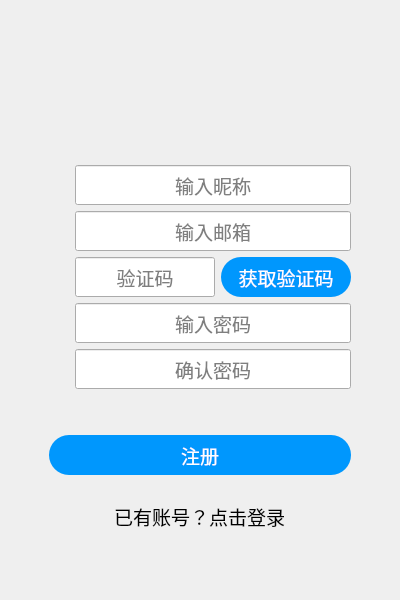
ming0725/NetherLink, file ui/Window/Register.ui: the form before one commit.
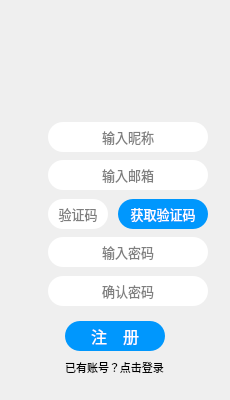
The form after the commit. Icons and pictures are not drawn.

The edit to the form file:
```diff
--- a/ui/Window/Register.ui
+++ b/ui/Window/Register.ui
@@ -1,25 +1,25 @@
 <?xml version="1.0" encoding="UTF-8"?>
 <ui version="4.0">
  <class>Register</class>
- <widget class="QMainWindow" name="Register">
+ <widget class="QWidget" name="Register">
   <property name="geometry">
    <rect>
     <x>0</x>
     <y>0</y>
-    <width>400</width>
-    <height>600</height>
+    <width>230</width>
+    <height>400</height>
    </rect>
   </property>
   <property name="minimumSize">
    <size>
-    <width>400</width>
-    <height>600</height>
+    <width>230</width>
+    <height>400</height>
    </size>
   </property>
   <property name="maximumSize">
    <size>
-    <width>400</width>
-    <height>600</height>
+    <width>230</width>
+    <height>400</height>
    </size>
   </property>
   <property name="windowTitle">
@@ -39,27 +39,180 @@
         );
 }</string>
   </property>
-  <widget class="QWidget" name="centralwidget">
+  <layout class="QGridLayout" name="gridLayout_3">
+   <item row="0" column="0">
    <layout class="QGridLayout" name="gridLayout_2">
     <item row="0" column="0">
      <layout class="QGridLayout" name="gridLayout">
-      <item row="10" column="1" colspan="4" alignment="Qt::AlignmentFlag::AlignHCenter|Qt::AlignmentFlag::AlignVCenter">
-       <widget class="QPushButton" name="loginButton">
+       <item row="5" column="4" colspan="2" alignment="Qt::AlignmentFlag::AlignRight|Qt::AlignmentFlag::AlignVCenter">
+        <widget class="QPushButton" name="btn_captcha">
+         <property name="sizePolicy">
+          <sizepolicy hsizetype="Preferred" vsizetype="Fixed">
+           <horstretch>0</horstretch>
+           <verstretch>0</verstretch>
+          </sizepolicy>
+         </property>
+         <property name="minimumSize">
+          <size>
+           <width>90</width>
+           <height>30</height>
+          </size>
+         </property>
+         <property name="maximumSize">
+          <size>
+           <width>90</width>
+           <height>30</height>
+          </size>
+         </property>
+         <property name="font">
+          <font>
+           <pointsize>10</pointsize>
+          </font>
+         </property>
+         <property name="styleSheet">
+          <string notr="true">color: rgb(255, 255, 255);
+background-color: #0097fd;
+border-radius: 15px;
+</string>
+         </property>
+         <property name="text">
+          <string>获取验证码</string>
+         </property>
+        </widget>
+       </item>
+       <item row="3" column="2" alignment="Qt::AlignmentFlag::AlignRight|Qt::AlignmentFlag::AlignVCenter">
+        <widget class="QLabel" name="label">
+         <property name="minimumSize">
+          <size>
+           <width>20</width>
+           <height>20</height>
+          </size>
+         </property>
+         <property name="maximumSize">
+          <size>
+           <width>20</width>
+           <height>20</height>
+          </size>
+         </property>
+         <property name="text">
+          <string/>
+         </property>
+         <property name="pixmap">
+          <pixmap resource="../../res/res.qrc">:/icon/skull.png</pixmap>
+         </property>
+         <property name="scaledContents">
+          <bool>true</bool>
+         </property>
+        </widget>
+       </item>
+       <item row="7" column="3" colspan="3" alignment="Qt::AlignmentFlag::AlignLeft|Qt::AlignmentFlag::AlignVCenter">
+        <widget class="QLineEdit" name="edit_confirmPassword">
+         <property name="minimumSize">
+          <size>
+           <width>160</width>
+           <height>30</height>
+          </size>
+         </property>
+         <property name="maximumSize">
+          <size>
+           <width>160</width>
+           <height>30</height>
+          </size>
+         </property>
+         <property name="font">
+          <font>
+           <pointsize>10</pointsize>
+          </font>
+         </property>
+         <property name="styleSheet">
+          <string notr="true">border-radius: 15px;</string>
+         </property>
+         <property name="echoMode">
+          <enum>QLineEdit::EchoMode::Password</enum>
+         </property>
+         <property name="alignment">
+          <set>Qt::AlignmentFlag::AlignCenter</set>
+         </property>
+         <property name="placeholderText">
+          <string>确认密码</string>
+         </property>
+        </widget>
+       </item>
+       <item row="6" column="3" colspan="3" alignment="Qt::AlignmentFlag::AlignLeft|Qt::AlignmentFlag::AlignVCenter">
+        <widget class="QLineEdit" name="edit_password">
+         <property name="minimumSize">
+          <size>
+           <width>160</width>
+           <height>30</height>
+          </size>
+         </property>
+         <property name="maximumSize">
+          <size>
+           <width>160</width>
+           <height>30</height>
+          </size>
+         </property>
+         <property name="font">
+          <font>
+           <pointsize>10</pointsize>
+          </font>
+         </property>
+         <property name="styleSheet">
+          <string notr="true">border-radius: 15px;</string>
+         </property>
+         <property name="echoMode">
+          <enum>QLineEdit::EchoMode::Password</enum>
+         </property>
+         <property name="alignment">
+          <set>Qt::AlignmentFlag::AlignCenter</set>
+         </property>
+         <property name="placeholderText">
+          <string>输入密码</string>
+         </property>
+        </widget>
+       </item>
+       <item row="4" column="2" alignment="Qt::AlignmentFlag::AlignRight|Qt::AlignmentFlag::AlignVCenter">
+        <widget class="QLabel" name="label_2">
+         <property name="minimumSize">
+          <size>
+           <width>20</width>
+           <height>20</height>
+          </size>
+         </property>
+         <property name="maximumSize">
+          <size>
+           <width>20</width>
+           <height>20</height>
+          </size>
+         </property>
+         <property name="text">
+          <string/>
+         </property>
+         <property name="pixmap">
+          <pixmap resource="../../res/res.qrc">:/icon/skull.png</pixmap>
+         </property>
+         <property name="scaledContents">
+          <bool>true</bool>
+         </property>
+        </widget>
+       </item>
+       <item row="10" column="1" colspan="6" alignment="Qt::AlignmentFlag::AlignHCenter|Qt::AlignmentFlag::AlignTop">
+        <widget class="QPushButton" name="btn_login">
         <property name="minimumSize">
          <size>
           <width>0</width>
-          <height>30</height>
+           <height>20</height>
          </size>
         </property>
         <property name="maximumSize">
          <size>
           <width>16777215</width>
-          <height>30</height>
+           <height>20</height>
          </size>
         </property>
         <property name="font">
          <font>
-          <pointsize>14</pointsize>
+           <pointsize>8</pointsize>
          </font>
         </property>
         <property name="styleSheet">
@@ -73,23 +226,234 @@
         </property>
        </widget>
       </item>
-      <item row="0" column="1" colspan="4">
-       <spacer name="verticalSpacer">
+       <item row="4" column="3" colspan="3" alignment="Qt::AlignmentFlag::AlignLeft|Qt::AlignmentFlag::AlignVCenter">
+        <widget class="QLineEdit" name="edit_email">
+         <property name="minimumSize">
+          <size>
+           <width>160</width>
+           <height>30</height>
+          </size>
+         </property>
+         <property name="maximumSize">
+          <size>
+           <width>160</width>
+           <height>30</height>
+          </size>
+         </property>
+         <property name="font">
+          <font>
+           <pointsize>10</pointsize>
+          </font>
+         </property>
+         <property name="styleSheet">
+          <string notr="true">border-radius: 15px;</string>
+         </property>
+         <property name="alignment">
+          <set>Qt::AlignmentFlag::AlignCenter</set>
+         </property>
+         <property name="placeholderText">
+          <string>输入邮箱</string>
+         </property>
+        </widget>
+       </item>
+       <item row="7" column="2" alignment="Qt::AlignmentFlag::AlignRight|Qt::AlignmentFlag::AlignVCenter">
+        <widget class="QLabel" name="label_5">
+         <property name="minimumSize">
+          <size>
+           <width>20</width>
+           <height>20</height>
+          </size>
+         </property>
+         <property name="maximumSize">
+          <size>
+           <width>20</width>
+           <height>20</height>
+          </size>
+         </property>
+         <property name="text">
+          <string/>
+         </property>
+         <property name="pixmap">
+          <pixmap resource="../../res/res.qrc">:/icon/lock.png</pixmap>
+         </property>
+         <property name="scaledContents">
+          <bool>true</bool>
+         </property>
+        </widget>
+       </item>
+       <item row="3" column="6" rowspan="5">
+        <spacer name="horizontalSpacer_4">
         <property name="orientation">
-         <enum>Qt::Orientation::Vertical</enum>
+          <enum>Qt::Orientation::Horizontal</enum>
         </property>
         <property name="sizeType">
-         <enum>QSizePolicy::Policy::Fixed</enum>
+          <enum>QSizePolicy::Policy::Expanding</enum>
         </property>
         <property name="sizeHint" stdset="0">
          <size>
+           <width>40</width>
+           <height>20</height>
+          </size>
+         </property>
+        </spacer>
+       </item>
+       <item row="6" column="2" alignment="Qt::AlignmentFlag::AlignRight|Qt::AlignmentFlag::AlignVCenter">
+        <widget class="QLabel" name="label_4">
+         <property name="minimumSize">
+          <size>
           <width>20</width>
-          <height>40</height>
-         </size>
-        </property>
-       </spacer>
-      </item>
-      <item row="8" column="1" colspan="4">
+           <height>20</height>
+          </size>
+         </property>
+         <property name="maximumSize">
+          <size>
+           <width>20</width>
+           <height>20</height>
+          </size>
+         </property>
+         <property name="text">
+          <string/>
+         </property>
+         <property name="pixmap">
+          <pixmap resource="../../res/res.qrc">:/icon/lock.png</pixmap>
+         </property>
+         <property name="scaledContents">
+          <bool>true</bool>
+         </property>
+        </widget>
+       </item>
+       <item row="5" column="3" alignment="Qt::AlignmentFlag::AlignLeft|Qt::AlignmentFlag::AlignVCenter">
+        <widget class="QLineEdit" name="edit_captcha">
+         <property name="minimumSize">
+          <size>
+           <width>60</width>
+           <height>30</height>
+          </size>
+         </property>
+         <property name="maximumSize">
+          <size>
+           <width>60</width>
+           <height>30</height>
+          </size>
+         </property>
+         <property name="font">
+          <font>
+           <pointsize>10</pointsize>
+          </font>
+         </property>
+         <property name="styleSheet">
+          <string notr="true">border-radius: 15px;</string>
+         </property>
+         <property name="maxLength">
+          <number>6</number>
+         </property>
+         <property name="alignment">
+          <set>Qt::AlignmentFlag::AlignCenter</set>
+         </property>
+         <property name="placeholderText">
+          <string>验证码</string>
+         </property>
+        </widget>
+       </item>
+       <item row="5" column="2" alignment="Qt::AlignmentFlag::AlignRight|Qt::AlignmentFlag::AlignVCenter">
+        <widget class="QLabel" name="label_3">
+         <property name="minimumSize">
+          <size>
+           <width>20</width>
+           <height>20</height>
+          </size>
+         </property>
+         <property name="maximumSize">
+          <size>
+           <width>20</width>
+           <height>20</height>
+          </size>
+         </property>
+         <property name="text">
+          <string/>
+         </property>
+         <property name="pixmap">
+          <pixmap resource="../../res/res.qrc">:/icon/painting.png</pixmap>
+         </property>
+         <property name="scaledContents">
+          <bool>true</bool>
+         </property>
+        </widget>
+       </item>
+       <item row="9" column="1" colspan="6" alignment="Qt::AlignmentFlag::AlignHCenter|Qt::AlignmentFlag::AlignBottom">
+        <widget class="QPushButton" name="btn_register">
+         <property name="minimumSize">
+          <size>
+           <width>100</width>
+           <height>30</height>
+          </size>
+         </property>
+         <property name="maximumSize">
+          <size>
+           <width>100</width>
+           <height>30</height>
+          </size>
+         </property>
+         <property name="font">
+          <font>
+           <pointsize>12</pointsize>
+          </font>
+         </property>
+         <property name="styleSheet">
+          <string notr="true">color: rgb(255, 255, 255);
+background-color: #0097fd;
+border-radius: 15px;
+</string>
+         </property>
+         <property name="text">
+          <string>注　册</string>
+         </property>
+        </widget>
+       </item>
+       <item row="3" column="1" rowspan="5">
+        <spacer name="horizontalSpacer_2">
+         <property name="orientation">
+          <enum>Qt::Orientation::Horizontal</enum>
+         </property>
+         <property name="sizeHint" stdset="0">
+          <size>
+           <width>40</width>
+           <height>20</height>
+          </size>
+         </property>
+        </spacer>
+       </item>
+       <item row="3" column="3" colspan="3" alignment="Qt::AlignmentFlag::AlignLeft|Qt::AlignmentFlag::AlignVCenter">
+        <widget class="QLineEdit" name="edit_userName">
+         <property name="minimumSize">
+          <size>
+           <width>160</width>
+           <height>30</height>
+          </size>
+         </property>
+         <property name="maximumSize">
+          <size>
+           <width>160</width>
+           <height>30</height>
+          </size>
+         </property>
+         <property name="font">
+          <font>
+           <pointsize>10</pointsize>
+          </font>
+         </property>
+         <property name="styleSheet">
+          <string notr="true">border-radius: 15px;</string>
+         </property>
+         <property name="alignment">
+          <set>Qt::AlignmentFlag::AlignCenter</set>
+         </property>
+         <property name="placeholderText">
+          <string>输入昵称</string>
+         </property>
+        </widget>
+       </item>
+       <item row="8" column="1" colspan="6">
        <spacer name="verticalSpacer_3">
         <property name="orientation">
          <enum>Qt::Orientation::Vertical</enum>
@@ -100,37 +464,12 @@
         <property name="sizeHint" stdset="0">
          <size>
           <width>20</width>
-          <height>40</height>
+           <height>5</height>
          </size>
         </property>
        </spacer>
       </item>
-      <item row="4" column="1" alignment="Qt::AlignmentFlag::AlignVCenter">
-       <widget class="QLabel" name="label_2">
-        <property name="minimumSize">
-         <size>
-          <width>20</width>
-          <height>20</height>
-         </size>
-        </property>
-        <property name="maximumSize">
-         <size>
-          <width>20</width>
-          <height>20</height>
-         </size>
-        </property>
-        <property name="text">
-         <string/>
-        </property>
-        <property name="pixmap">
-         <pixmap resource="../../res/res.qrc">:/icon/skull.png</pixmap>
-        </property>
-        <property name="scaledContents">
-         <bool>true</bool>
-        </property>
-       </widget>
-      </item>
-      <item row="2" column="1" colspan="4">
+       <item row="2" column="1" colspan="6">
        <spacer name="verticalSpacer_2">
         <property name="orientation">
          <enum>Qt::Orientation::Vertical</enum>
@@ -141,18 +480,20 @@
         <property name="sizeHint" stdset="0">
          <size>
           <width>20</width>
-          <height>40</height>
+           <height>5</height>
          </size>
         </property>
        </spacer>
       </item>
-      <item row="1" column="0" rowspan="10">
+       <item row="0" column="1" colspan="6">
+        <layout class="QHBoxLayout" name="horizontalLayout">
+         <item>
        <spacer name="horizontalSpacer">
         <property name="orientation">
          <enum>Qt::Orientation::Horizontal</enum>
         </property>
         <property name="sizeType">
-         <enum>QSizePolicy::Policy::Fixed</enum>
+            <enum>QSizePolicy::Policy::Expanding</enum>
         </property>
         <property name="sizeHint" stdset="0">
          <size>
@@ -162,104 +503,45 @@
         </property>
        </spacer>
       </item>
-      <item row="9" column="1" colspan="4">
-       <widget class="QPushButton" name="registerButton">
+         <item alignment="Qt::AlignmentFlag::AlignRight|Qt::AlignmentFlag::AlignTop">
+          <widget class="QPushButton" name="btn_close">
         <property name="minimumSize">
          <size>
-          <width>0</width>
-          <height>40</height>
+             <width>30</width>
+             <height>30</height>
          </size>
         </property>
         <property name="maximumSize">
          <size>
-          <width>16777215</width>
-          <height>40</height>
-         </size>
-        </property>
-        <property name="font">
-         <font>
-          <pointsize>14</pointsize>
-         </font>
-        </property>
+             <width>30</width>
+             <height>30</height>
+            </size>
+           </property>
         <property name="styleSheet">
-         <string notr="true">color: rgb(255, 255, 255);
-background-color: #0097fd;
-border-radius: 20px;
-</string>
+            <string notr="true">background-color: rgba(0, 0, 0, 0);</string>
         </property>
         <property name="text">
-         <string>注册</string>
-        </property>
-       </widget>
-      </item>
-      <item row="6" column="1" alignment="Qt::AlignmentFlag::AlignVCenter">
-       <widget class="QLabel" name="label_4">
-        <property name="minimumSize">
-         <size>
-          <width>20</width>
-          <height>20</height>
-         </size>
-        </property>
-        <property name="maximumSize">
-         <size>
-          <width>20</width>
-          <height>20</height>
-         </size>
-        </property>
-        <property name="text">
          <string/>
         </property>
-        <property name="pixmap">
-         <pixmap resource="../../res/res.qrc">:/icon/lock.png</pixmap>
-        </property>
-        <property name="scaledContents">
-         <bool>true</bool>
-        </property>
-       </widget>
-      </item>
-      <item row="7" column="1" alignment="Qt::AlignmentFlag::AlignVCenter">
-       <widget class="QLabel" name="label_5">
-        <property name="minimumSize">
+           <property name="icon">
+            <iconset resource="../../res/res.qrc">
+             <normaloff>:/icon/close.png</normaloff>:/icon/close.png</iconset>
+           </property>
+           <property name="iconSize">
          <size>
-          <width>20</width>
-          <height>20</height>
-         </size>
-        </property>
-        <property name="maximumSize">
-         <size>
-          <width>20</width>
-          <height>20</height>
-         </size>
-        </property>
-        <property name="text">
-         <string/>
-        </property>
-        <property name="pixmap">
-         <pixmap resource="../../res/res.qrc">:/icon/lock.png</pixmap>
-        </property>
-        <property name="scaledContents">
+             <width>30</width>
+             <height>30</height>
+            </size>
+           </property>
+           <property name="flat">
          <bool>true</bool>
         </property>
        </widget>
       </item>
-      <item row="1" column="5" rowspan="10">
-       <spacer name="horizontalSpacer_2">
-        <property name="orientation">
-         <enum>Qt::Orientation::Horizontal</enum>
-        </property>
-        <property name="sizeType">
-         <enum>QSizePolicy::Policy::Fixed</enum>
-        </property>
-        <property name="sizeHint" stdset="0">
-         <size>
-          <width>40</width>
-          <height>20</height>
-         </size>
-        </property>
-       </spacer>
-      </item>
-      <item row="1" column="1" colspan="4" alignment="Qt::AlignmentFlag::AlignHCenter|Qt::AlignmentFlag::AlignVCenter">
-       <widget class="QPushButton" name="userHead">
+        </layout>
+       </item>
+       <item row="1" column="1" colspan="6" alignment="Qt::AlignmentFlag::AlignHCenter|Qt::AlignmentFlag::AlignVCenter">
+        <widget class="QPushButton" name="btn_profile">
         <property name="sizePolicy">
          <sizepolicy hsizetype="Fixed" vsizetype="Fixed">
           <horstretch>0</horstretch>
@@ -302,257 +584,24 @@
         </property>
        </widget>
       </item>
-      <item row="3" column="1" alignment="Qt::AlignmentFlag::AlignVCenter">
-       <widget class="QLabel" name="label">
-        <property name="minimumSize">
-         <size>
-          <width>20</width>
-          <height>20</height>
-         </size>
-        </property>
-        <property name="maximumSize">
-         <size>
-          <width>20</width>
-          <height>20</height>
-         </size>
-        </property>
-        <property name="text">
-         <string/>
-        </property>
-        <property name="pixmap">
-         <pixmap resource="../../res/res.qrc">:/icon/skull.png</pixmap>
-        </property>
-        <property name="scaledContents">
-         <bool>true</bool>
-        </property>
-       </widget>
-      </item>
-      <item row="11" column="1" colspan="4">
-       <spacer name="verticalSpacer_4">
-        <property name="orientation">
-         <enum>Qt::Orientation::Vertical</enum>
-        </property>
-        <property name="sizeType">
-         <enum>QSizePolicy::Policy::Fixed</enum>
-        </property>
-        <property name="sizeHint" stdset="0">
-         <size>
-          <width>20</width>
-          <height>40</height>
-         </size>
-        </property>
-       </spacer>
-      </item>
-      <item row="5" column="1" alignment="Qt::AlignmentFlag::AlignVCenter">
-       <widget class="QLabel" name="label_3">
-        <property name="minimumSize">
-         <size>
-          <width>20</width>
-          <height>20</height>
-         </size>
-        </property>
-        <property name="maximumSize">
-         <size>
-          <width>20</width>
-          <height>20</height>
-         </size>
-        </property>
-        <property name="text">
-         <string/>
-        </property>
-        <property name="pixmap">
-         <pixmap resource="../../res/res.qrc">:/icon/painting.png</pixmap>
-        </property>
-        <property name="scaledContents">
-         <bool>true</bool>
-        </property>
-       </widget>
-      </item>
-      <item row="5" column="2">
-       <widget class="QLineEdit" name="verificationCodeEdit">
-        <property name="minimumSize">
-         <size>
-          <width>0</width>
-          <height>40</height>
-         </size>
-        </property>
-        <property name="maximumSize">
-         <size>
-          <width>16777215</width>
-          <height>40</height>
-         </size>
-        </property>
-        <property name="font">
-         <font>
-          <pointsize>14</pointsize>
-         </font>
-        </property>
-        <property name="maxLength">
-         <number>6</number>
-        </property>
-        <property name="alignment">
-         <set>Qt::AlignmentFlag::AlignCenter</set>
-        </property>
-        <property name="placeholderText">
-         <string>验证码</string>
-        </property>
-       </widget>
-      </item>
-      <item row="5" column="3" colspan="2" alignment="Qt::AlignmentFlag::AlignHCenter|Qt::AlignmentFlag::AlignVCenter">
-       <widget class="QPushButton" name="getCodeButton">
-        <property name="sizePolicy">
-         <sizepolicy hsizetype="Preferred" vsizetype="Fixed">
-          <horstretch>0</horstretch>
-          <verstretch>0</verstretch>
-         </sizepolicy>
-        </property>
-        <property name="minimumSize">
-         <size>
-          <width>130</width>
-          <height>40</height>
-         </size>
-        </property>
-        <property name="maximumSize">
-         <size>
-          <width>130</width>
-          <height>40</height>
-         </size>
-        </property>
-        <property name="font">
-         <font>
-          <pointsize>14</pointsize>
-         </font>
-        </property>
-        <property name="styleSheet">
-         <string notr="true">color: rgb(255, 255, 255);
-background-color: #0097fd;
-border-radius: 20px;
-</string>
-        </property>
-        <property name="text">
-         <string>获取验证码</string>
-        </property>
-       </widget>
-      </item>
-      <item row="4" column="2" colspan="3">
-       <widget class="QLineEdit" name="usernameEdit">
-        <property name="minimumSize">
-         <size>
-          <width>0</width>
-          <height>40</height>
-         </size>
-        </property>
-        <property name="maximumSize">
-         <size>
-          <width>16777215</width>
-          <height>40</height>
-         </size>
-        </property>
-        <property name="font">
-         <font>
-          <pointsize>14</pointsize>
-         </font>
-        </property>
-        <property name="alignment">
-         <set>Qt::AlignmentFlag::AlignCenter</set>
-        </property>
-        <property name="placeholderText">
-         <string>输入邮箱</string>
-        </property>
-       </widget>
-      </item>
-      <item row="3" column="2" colspan="3">
-       <widget class="QLineEdit" name="nicknameEdit">
-        <property name="minimumSize">
-         <size>
-          <width>0</width>
-          <height>40</height>
-         </size>
-        </property>
-        <property name="maximumSize">
-         <size>
-          <width>16777215</width>
-          <height>40</height>
-         </size>
-        </property>
-        <property name="font">
-         <font>
-          <pointsize>14</pointsize>
-         </font>
-        </property>
-        <property name="alignment">
-         <set>Qt::AlignmentFlag::AlignCenter</set>
-        </property>
-        <property name="placeholderText">
-         <string>输入昵称</string>
-        </property>
-       </widget>
-      </item>
-      <item row="6" column="2" colspan="3">
-       <widget class="QLineEdit" name="passwordEdit">
-        <property name="minimumSize">
-         <size>
-          <width>0</width>
-          <height>40</height>
-         </size>
-        </property>
-        <property name="maximumSize">
-         <size>
-          <width>16777215</width>
-          <height>40</height>
-         </size>
-        </property>
-        <property name="font">
-         <font>
-          <pointsize>14</pointsize>
-         </font>
-        </property>
-        <property name="echoMode">
-         <enum>QLineEdit::EchoMode::PasswordEchoOnEdit</enum>
-        </property>
-        <property name="alignment">
-         <set>Qt::AlignmentFlag::AlignCenter</set>
-        </property>
-        <property name="placeholderText">
-         <string>输入密码</string>
-        </property>
-       </widget>
-      </item>
-      <item row="7" column="2" colspan="3">
-       <widget class="QLineEdit" name="confirmPasswordEdit">
-        <property name="minimumSize">
-         <size>
-          <width>0</width>
-          <height>40</height>
-         </size>
-        </property>
-        <property name="maximumSize">
-         <size>
-          <width>16777215</width>
-          <height>40</height>
-         </size>
-        </property>
-        <property name="font">
-         <font>
-          <pointsize>14</pointsize>
-         </font>
-        </property>
-        <property name="echoMode">
-         <enum>QLineEdit::EchoMode::PasswordEchoOnEdit</enum>
-        </property>
-        <property name="alignment">
-         <set>Qt::AlignmentFlag::AlignCenter</set>
-        </property>
-        <property name="placeholderText">
-         <string>确认密码</string>
-        </property>
-       </widget>
-      </item>
+      </layout>
+     </item>
      </layout>
     </item>
    </layout>
   </widget>
- </widget>
+ <tabstops>
+  <tabstop>btn_close</tabstop>
+  <tabstop>btn_profile</tabstop>
+  <tabstop>edit_userName</tabstop>
+  <tabstop>edit_email</tabstop>
+  <tabstop>edit_captcha</tabstop>
+  <tabstop>btn_captcha</tabstop>
+  <tabstop>edit_password</tabstop>
+  <tabstop>edit_confirmPassword</tabstop>
+  <tabstop>btn_register</tabstop>
+  <tabstop>btn_login</tabstop>
+ </tabstops>
  <resources>
   <include location="../../res/res.qrc"/>
  </resources>
```
Left out of the diff: 9 changed lines with no effect on the pictures. Lines whose indentation alone changed are shown as unchanged.
